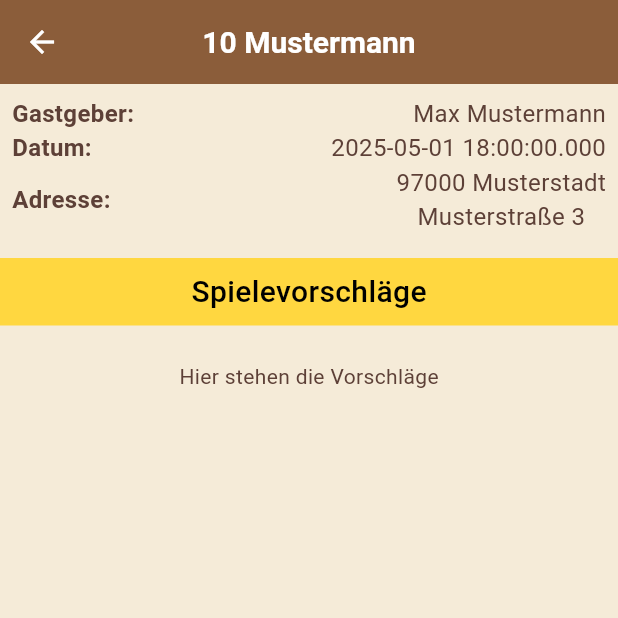
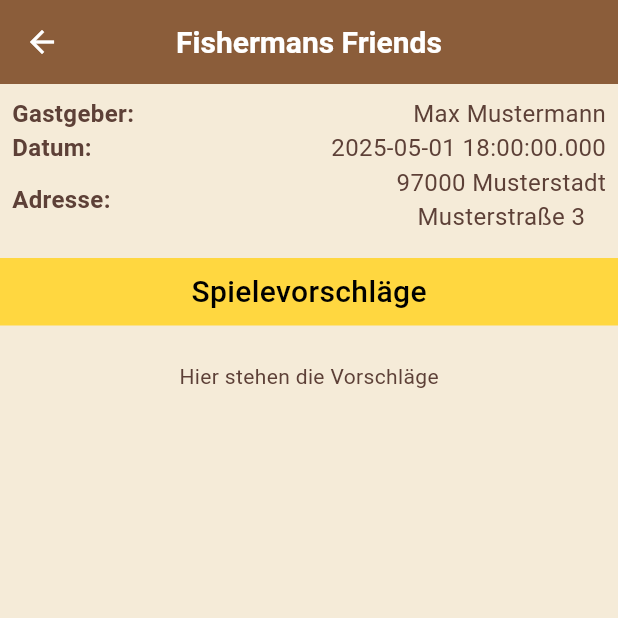
Before and after one commit to HoffmannEduard/Demo_Game_Night, a Flutter app: the EventDetailScreen screen opened directly with sample values from the repository, on a phone screen of 412 x 824 dp, the top half of it. Run offline on Flutter 3.47's test engine with Material 3 defaults, Android fonts, the light colour scheme and no system bars; our stand-ins replace equatable, flutter_bloc; Roboto replaces fonts that are missing (Cinzel).

Commit message:
Added Event-Detail-Screen

```diff
--- a/lib/data/mock_data.dart
+++ b/lib/data/mock_data.dart
@@ -95,6 +95,7 @@ static var mockGroups = [
 static final mockGameNightEvents = [
   GameNightEvent(
     id: 20,
+    name: 'Fishermans Friends',
     groupId: 10,
     host: mockGroups[0].members[0],
     date: DateTime(2025, 5, 1, 18, 00),
@@ -103,6 +104,7 @@ static final mockGameNightEvents = [
   ),
   GameNightEvent(
     id: 21,
+    name: 'Game Vikings',
     groupId: 11,
     host: mockGroups[1].members[0],
     date: DateTime(2025, 5, 10, 20, 00),
--- a/lib/domain/entities/game_night_event.dart
+++ b/lib/domain/entities/game_night_event.dart
@@ -2,6 +2,7 @@ import 'package:demo_game_night/domain/entities/user.dart';
 
 class GameNightEvent {
   final int id;
+  final String name;
   final int groupId;
   final User host;
   final DateTime date;
@@ -11,6 +12,7 @@ class GameNightEvent {
 
 GameNightEvent({
  required this.id,
+ required this.name,
  required this.groupId,
  required this.host,
  required this.date,
--- a/lib/presentation/screens/event_detail_screen.dart
+++ b/lib/presentation/screens/event_detail_screen.dart
@@ -10,7 +10,7 @@ class EventDetailScreen extends StatelessWidget {
   Widget build(BuildContext context) {
     return Scaffold(
       appBar: AppBar(
-        title: Text('${event.groupId} ${event.host.lastName}'),
+        title: Text(event.name),
       ),
         body: Column(
           children: [
--- a/lib/presentation/screens/past_events_screen.dart
+++ b/lib/presentation/screens/past_events_screen.dart
@@ -10,7 +10,7 @@ class PastEventsScreen extends StatelessWidget {
   Widget build(BuildContext context) {
     return Scaffold(
         appBar: AppBar(
-          title: Text('Bevorstehende Events'),
+          title: Text('Vergangene Events'),
         ),
         body: PastEventView(),
       );
```
Also changed, not shown: lib/presentation/widgets/upcoming_event_view.dart (+13 -2 lines).
